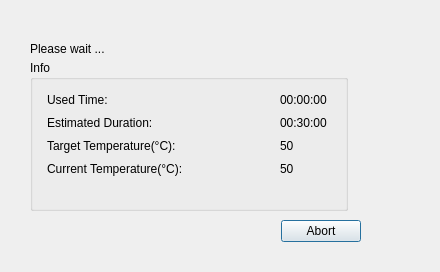
Liyezhong/Master, file ServiceSW/Master/Components/Diagnostics/Forms/LaTimingDialog.ui: the form before one commit.
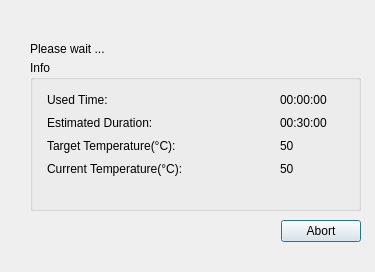
The form after the commit.

What changed in the file:
```diff
--- a/ServiceSW/Master/Components/Diagnostics/Forms/LaTimingDialog.ui
+++ b/ServiceSW/Master/Components/Diagnostics/Forms/LaTimingDialog.ui
@@ -6,7 +6,7 @@
    <rect>
     <x>0</x>
     <y>0</y>
-    <width>440</width>
+    <width>375</width>
     <height>272</height>
    </rect>
   </property>
@@ -18,7 +18,7 @@
     <rect>
      <x>30</x>
      <y>60</y>
-     <width>318</width>
+     <width>331</width>
      <height>151</height>
     </rect>
    </property>
```
